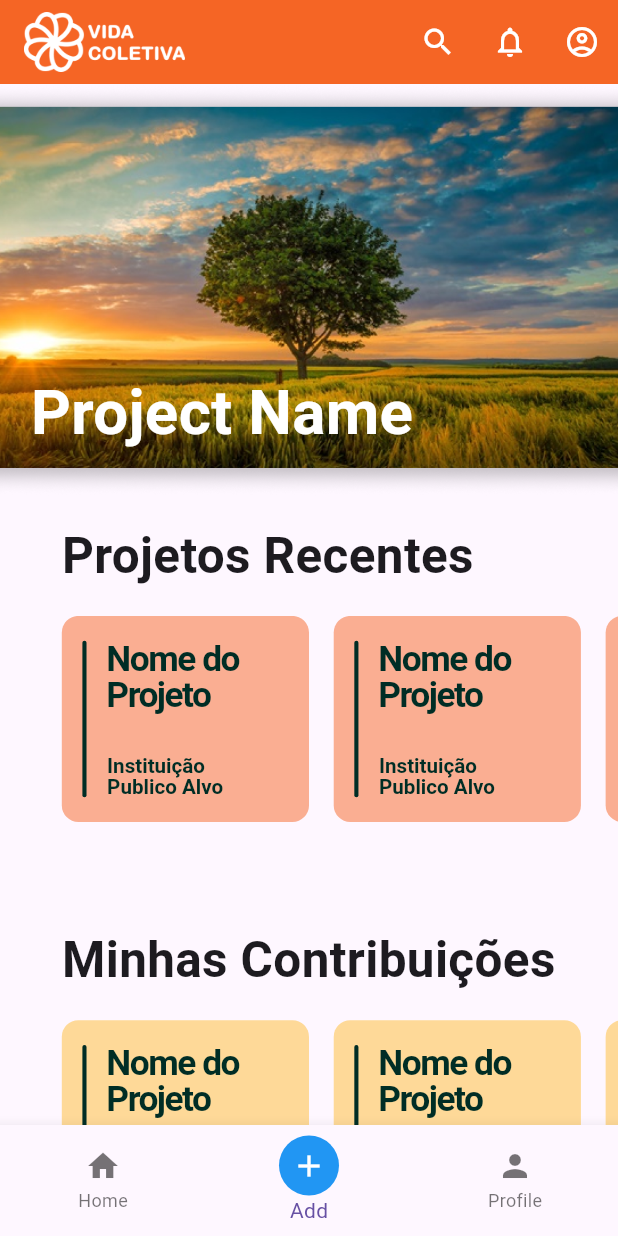
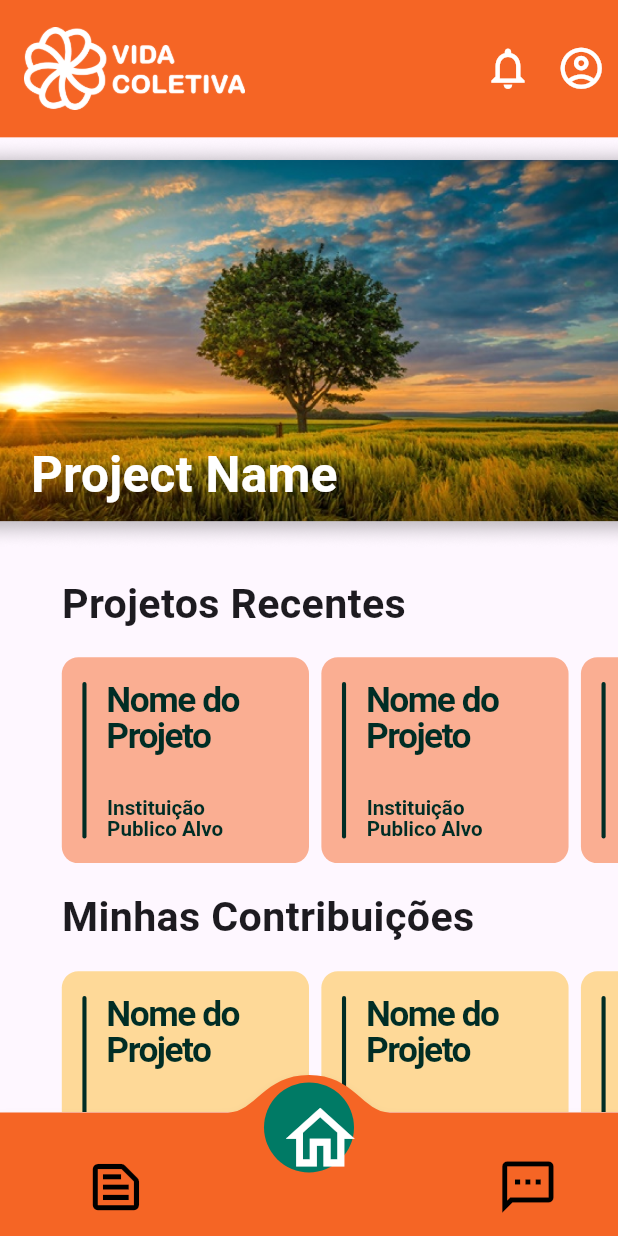
Before and after one commit to VidaColetiva/VidaColetiva, a Flutter app: the screen it shows after launch, on a phone screen of 412 x 824 dp. Run offline on Flutter 3.47's test engine with Material 3 defaults, Android fonts, the phone set to English and light mode, and no system bars; drawn by our look-alikes of carousel_slider, convex_bottom_bar.

Commit message:
novas telas para a aplicação

```diff
--- a/lib/main.dart
+++ b/lib/main.dart
@@ -1,6 +1,9 @@
 import 'package:flutter/material.dart';
 import 'package:vidacoletiva/resources/assets/colour_pallete.dart';
+import 'package:vidacoletiva/views/events_page.dart';
+import 'package:vidacoletiva/views/events_page_v2.dart';
 import 'package:vidacoletiva/views/home_page.dart';
+import 'package:vidacoletiva/views/project_page.dart';
 
 void main() {
   runApp(const VidaColetiva());
@@ -17,7 +20,13 @@ class VidaColetiva extends StatelessWidget {
       theme: ThemeData(
         primaryColor: AppColors.primaryOrange,
       ),
-      home: const HomePage(),
+      initialRoute: '/home',
+      routes: {
+        '/home': (context) => const HomePage(),
+        '/events': (context) => const EventsPage(),
+        '/project': (context) => const ProjectPage(),
+        '/events_v2': (context) => const EventsPageV2(),
+      },
     );
   }
 }
--- a/lib/resources/assets/colour_pallete.dart
+++ b/lib/resources/assets/colour_pallete.dart
@@ -9,7 +9,10 @@ class AppColors {
 
   static const Color white = Color.fromARGB(255, 255, 255, 255);
   static const Color black = Color.fromARGB(255, 0, 0, 0);
+  static const Color grey = Color.fromARGB(255, 127, 127, 127);
 
   static const Color darkGreen = Color.fromARGB(255, 0, 45, 37);
 
+
+
 }
--- a/lib/resources/widgets/main_app_bar.dart
+++ b/lib/resources/widgets/main_app_bar.dart
@@ -1,23 +1,32 @@
 import 'package:flutter/material.dart';
 import '../assets/colour_pallete.dart';
 
-AppBar mainAppBar(BuildContext context){
+AppBar mainAppBar(BuildContext context, {bool? leading}){
   return AppBar(
-    title: Image.asset('lib/resources/assets/images/vida-coletiva-logo.png', height: 40),
+    leading: leading == true ? IconButton(
+        icon: const Icon(Icons.arrow_back_ios),
+        iconSize: MediaQuery.of(context).size.height/25,
+        color: AppColors.white,
+        onPressed: (){Navigator.pop(context);},
+    ) : null,
+    toolbarHeight: MediaQuery.of(context).size.height/9,
+    title: [null, false].contains(leading) ?
+    Image.asset(
+      'lib/resources/assets/images/vida-coletiva-logo.png',
+      height: MediaQuery.of(context).size.height/15
+    )
+    : null,
     backgroundColor: AppColors.primaryOrange,
     actions: [
       IconButton(
-        icon: const Icon(Icons.search),
-        color: AppColors.white,
-        onPressed: (){},
-      ),
-      IconButton(
         icon: const Icon(Icons.notifications_none_outlined),
+        iconSize: MediaQuery.of(context).size.height/25,
         color: AppColors.white,
         onPressed: (){},
       ),
       IconButton(
         icon: const Icon(Icons.account_circle_outlined),
+        iconSize: MediaQuery.of(context).size.height/25,
         color: AppColors.white,
         onPressed: (){},
       ),
--- a/lib/resources/widgets/main_bottom_bar.dart
+++ b/lib/resources/widgets/main_bottom_bar.dart
@@ -1,46 +1,45 @@
 
+import 'package:convex_bottom_bar/convex_bottom_bar.dart';
 import 'package:flutter/material.dart';
 import 'package:vidacoletiva/resources/assets/colour_pallete.dart';
 
-BottomNavigationBar mainBottomBar(BuildContext context, int selectedIndex, Function(int) onItemTapped){
-  Widget circularIcon(IconData icon){
-    return Container(
-      padding: EdgeInsets.all(8),
-      decoration: BoxDecoration(
-        shape: BoxShape.circle,
-        color: AppColors.primaryGreen,
-      ),
-      child: Icon(icon, color: Colors.white),
+Widget mainBottomBar(BuildContext context, int selectedIndex, Function(int) onItemTapped){
+
+  Widget activeIcon(IconData icon){
+    return Icon(
+      icon,
+      color: AppColors.white,
+      size: MediaQuery.of(context).size.height/15,
     );
   }
 
-  return BottomNavigationBar(
-    items: <BottomNavigationBarItem>[
-      BottomNavigationBarItem(
-        icon: Icon(Icons.home),
-        label: 'Home',
+  Widget defaultIcon(IconData icon){
+    return Icon(
+      icon,
+      color: AppColors.black,
+      size: MediaQuery.of(context).size.height/20,
+    );
+  }
+
+  return ConvexAppBar(
+    initialActiveIndex: selectedIndex,
+    height: MediaQuery.of(context).size.height/10,
+    backgroundColor: AppColors.primaryOrange,
+    activeColor: AppColors.primaryGreen,
+    onTap: (int index) => onItemTapped(index),
+    items: [
+      TabItem(
+        icon: defaultIcon(Icons.text_snippet_outlined),
+        activeIcon: activeIcon(Icons.text_snippet_outlined),
       ),
-      BottomNavigationBarItem(
-        icon: selectedIndex == 1
-            ? Container(
-          padding: EdgeInsets.all(8),
-          decoration: BoxDecoration(
-            shape: BoxShape.circle,
-            color: Colors.blue,
-          ),
-          child: Icon(Icons.add, color: Colors.white),
-        )
-            : Icon(Icons.add),
-        label: 'Add',
+      TabItem(
+        icon: defaultIcon(Icons.home_outlined),
+        activeIcon: activeIcon(Icons.home_outlined),
       ),
-      BottomNavigationBarItem(
-        icon: Icon(Icons.person),
-        label: 'Profile',
+      TabItem(
+        icon: defaultIcon(Icons.sms_outlined),
+        activeIcon: activeIcon(Icons.sms_outlined),
       ),
     ],
-    currentIndex: selectedIndex,
-    onTap: (int index){
-      onItemTapped(index);
-    },
   );
 }
--- a/lib/views/home_page.dart
+++ b/lib/views/home_page.dart
@@ -12,26 +12,34 @@ class HomePage extends StatefulWidget {
 }
 
 class _HomePageState extends State<HomePage> {
-  int _selectedIndex = 1;
 
-  void _onItemTapped(int index) {
-    setState(() {
-      _selectedIndex = index;
-    });
+  void bottomBarNav(int where){
+    switch(where){
+      case 0:
+        Navigator.popAndPushNamed(context, '/events');
+        break;
+      case 1:
+        break;
+      case 2:
+        break;
+    }
   }
 
   @override
   Widget build(BuildContext context) {
     return Scaffold(
       appBar: mainAppBar(context),
-      bottomNavigationBar: mainBottomBar(context, _selectedIndex, _onItemTapped),
+      bottomNavigationBar: mainBottomBar(context, 1, bottomBarNav),
       body: SingleChildScrollView(
         child: Column(
           mainAxisAlignment: MainAxisAlignment.start,
           children: [
             imageCarousel(),
             recentProjects(),
-            myProjectContributions(),
+            Padding(
+              padding: EdgeInsets.symmetric(vertical: MediaQuery.of(context).size.height/50),
+              child: myProjectContributions(),
+            ),
           ],
         ),
       ),
@@ -80,7 +88,7 @@ class _HomePageState extends State<HomePage> {
               'Project Name',
               style: TextStyle(
                 color: Colors.white,
-                fontSize: MediaQuery.of(context).size.height/20,
+                fontSize: MediaQuery.of(context).size.height/25,
                 fontWeight: FontWeight.bold
               )
             ),
@@ -102,7 +110,7 @@ class _HomePageState extends State<HomePage> {
             ),
             child: Text(
               'Projetos Recentes',
-              style: TextStyle(fontSize: MediaQuery.of(context).size.height/25, fontWeight: FontWeight.bold)
+              style: TextStyle(fontSize: MediaQuery.of(context).size.height/30, fontWeight: FontWeight.bold)
             ),
           )
         ),
@@ -123,18 +131,21 @@ class _HomePageState extends State<HomePage> {
               ),
               child: Text(
                   'Minhas Contribuições',
-                  style: TextStyle(fontSize: MediaQuery.of(context).size.height/25, fontWeight: FontWeight.bold)
+                  style: TextStyle(fontSize: MediaQuery.of(context).size.height/30, fontWeight: FontWeight.bold)
               ),
             )
         ),
-        projectCarousel(AppColors.secondaryYellow),
+        Padding(
+          padding: EdgeInsets.only(bottom: MediaQuery.of(context).size.height/15),
+          child: projectCarousel(AppColors.secondaryYellow),
+        ),
       ],
     );
   }
 
   Widget projectCarousel(Color cardColor){
     return SizedBox(
-      height: MediaQuery.of(context).size.height/4,
+      height: MediaQuery.of(context).size.height/6,
       width: MediaQuery.of(context).size.width,
       child: ListView.builder(
         shrinkWrap: true,
@@ -173,11 +184,10 @@ class _HomePageState extends State<HomePage> {
       );
     }
 
-    return Padding(
-      padding: EdgeInsets.only(right: MediaQuery.of(context).size.width / 50),
-      child: Stack(
-        children: [
-          Container(
+    return SizedBox(
+      child: GestureDetector(
+        onTap: () => Navigator.pushNamed(context, '/project'),
+        child: Container(
           width: MediaQuery.of(context).size.width / 2.5,
           height: MediaQuery.of(context).size.height / 6,
           decoration: BoxDecoration(
@@ -225,7 +235,6 @@ class _HomePageState extends State<HomePage> {
             ],
           ),
         ),
-        ],
       ),
     );
   }
--- a/pubspec.yaml
+++ b/pubspec.yaml
@@ -36,6 +36,7 @@ dependencies:
   # The following adds the Cupertino Icons font to your application.
   # Use with the CupertinoIcons class for iOS style icons.
   cupertino_icons: ^1.0.2
+  convex_bottom_bar: ^3.2.0
 
 dev_dependencies:
   flutter_test:
```
Also changed, not shown: lib/views/events_page.dart (added, +141 -0 lines), lib/views/events_page_v2.dart (added, +114 -0 lines), lib/views/project_page.dart (added, +130 -0 lines). Lines whose indentation alone changed are shown as unchanged.
